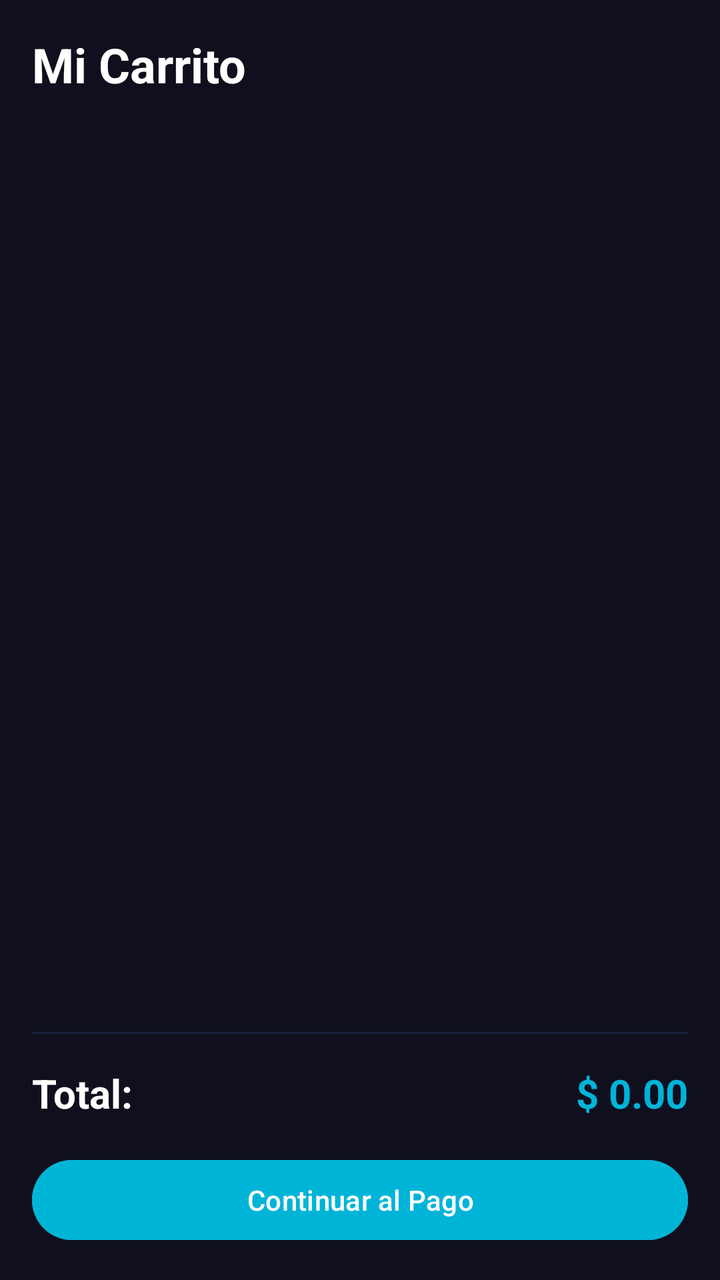
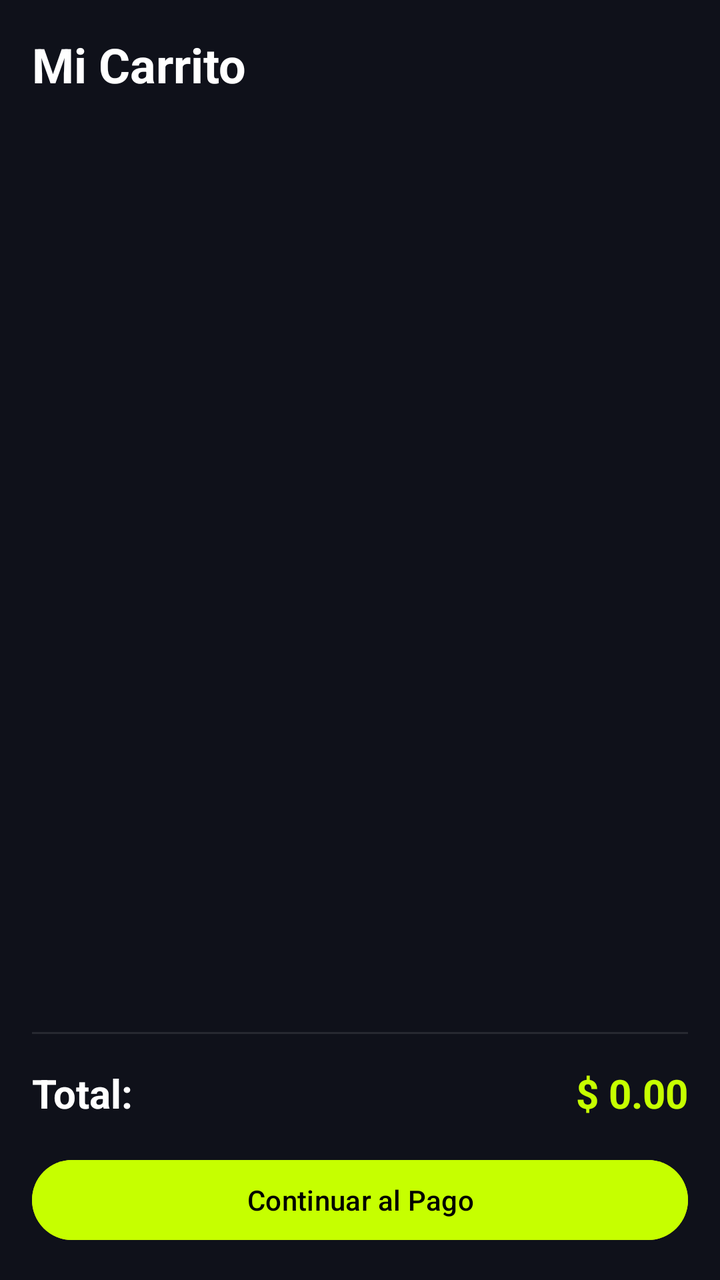

An Android layout rendered at two revisions. The XML below is the earlier revision; the diff shows what the commit changed to produce the second picture.
<!-- AndroidManifest.xml: application theme Theme.VoltCore -->
<!-- res/layout/fragment_cart.xml -->
<?xml version="1.0" encoding="utf-8"?>
<androidx.constraintlayout.widget.ConstraintLayout xmlns:android="http://schemas.android.com/apk/res/android"
    xmlns:app="http://schemas.android.com/apk/res-auto"
    xmlns:tools="http://schemas.android.com/tools"
    android:layout_width="match_parent"
    android:layout_height="match_parent"
    android:background="@color/colorBackground"
    android:padding="16dp">

    <TextView
        android:id="@+id/tvTitle"
        android:layout_width="wrap_content"
        android:layout_height="wrap_content"
        android:text="Mi Carrito"
        android:textColor="@color/white"
        android:textSize="24sp"
        android:textStyle="bold"
        app:layout_constraintStart_toStartOf="parent"
        app:layout_constraintTop_toTopOf="parent" />

    <androidx.recyclerview.widget.RecyclerView
        android:id="@+id/rvCart"
        android:layout_width="0dp"
        android:layout_height="0dp"
        android:layout_marginTop="16dp"
        android:layout_marginBottom="16dp"
        app:layout_constraintBottom_toTopOf="@id/divider"
        app:layout_constraintEnd_toEndOf="parent"
        app:layout_constraintStart_toStartOf="parent"
        app:layout_constraintTop_toBottomOf="@id/tvTitle" />

    <View
        android:id="@+id/divider"
        android:layout_width="match_parent"
        android:layout_height="1dp"
        android:layout_marginBottom="16dp"
        android:background="@color/colorSurface"
        app:layout_constraintBottom_toTopOf="@id/llSummary" />

    <LinearLayout
        android:id="@+id/llSummary"
        android:layout_width="match_parent"
        android:layout_height="wrap_content"
        android:orientation="vertical"
        app:layout_constraintBottom_toBottomOf="parent">

        <LinearLayout
            android:layout_width="match_parent"
            android:layout_height="wrap_content"
            android:orientation="horizontal">

            <TextView
                android:layout_width="0dp"
                android:layout_height="wrap_content"
                android:layout_weight="1"
                android:text="Total:"
                android:textColor="@color/white"
                android:textSize="20sp"
                android:textStyle="bold" />

            <TextView
                android:id="@+id/tvTotal"
                android:layout_width="wrap_content"
                android:layout_height="wrap_content"
                android:text="$ 0.00"
                android:textColor="@color/colorElectricTeal"
                android:textSize="20sp"
                android:textStyle="bold" />
        </LinearLayout>

        <Button
            android:id="@+id/btnGoToCheckout"
            android:layout_width="match_parent"
            android:layout_height="wrap_content"
            android:layout_marginTop="16dp"
            android:text="Continuar al Pago"
            android:backgroundTint="@color/colorElectricTeal" />

    </LinearLayout>

</androidx.constraintlayout.widget.ConstraintLayout>
<!-- resources referenced by this layout -->
<resources>
  <color name="colorBackground">#0F0F1E</color>
  <color name="colorElectricTeal">#00B4D8</color>
  <color name="colorSurface">#16213E</color>
  <color name="white">#FFFFFFFF</color>
  <style name="Theme.VoltCore" parent="Base.Theme.VoltCore" />
  <style name="Base.Theme.VoltCore" parent="Theme.Material3.DayNight.NoActionBar">
          
          <item name="colorPrimary">@color/colorPrimary</item>
          <item name="colorSecondary">@color/colorElectricTeal</item>
          <item name="android:windowBackground">@color/colorBackground</item>
          <item name="colorSurface">@color/colorSurface</item>
          <item name="colorOnSurface">@color/colorOnSurface</item>
      </style>
  <color name="colorPrimary">#1A1A2E</color>
  <color name="colorOnSurface">#FFFFFF</color>
</resources>

<!-- the commit's change to res/layout/fragment_cart.xml (unified diff, before → after) -->
@@ -74,7 +74,8 @@
             android:layout_height="wrap_content"
             android:layout_marginTop="16dp"
             android:text="Continuar al Pago"
-            android:backgroundTint="@color/colorElectricTeal" />
+            android:backgroundTint="@color/volt_primary"
+            android:textColor="@color/black" />
 
     </LinearLayout>
 
<!-- resource entries referenced after the edit -->
@@ -1,19 +1,20 @@
 <!-- resources referenced by this layout -->
 <resources>
-  <color name="colorBackground">#0F0F1E</color>
-  <color name="colorElectricTeal">#00B4D8</color>
-  <color name="colorSurface">#16213E</color>
+  <color name="black">#FF000000</color>
+  <color name="colorBackground">@color/volt_background</color>
+  <color name="colorElectricTeal">@color/volt_primary</color>
+  <color name="colorSurface">@color/glass_surface</color>
+  <color name="volt_primary">#C6FF00</color>
   <color name="white">#FFFFFFFF</color>
   <style name="Theme.VoltCore" parent="Base.Theme.VoltCore" />
+  <color name="volt_background">#0F111A</color>
+  <color name="glass_surface">#1AFFFFFF</color>
   <style name="Base.Theme.VoltCore" parent="Theme.Material3.DayNight.NoActionBar">
           
-          <item name="colorPrimary">@color/colorPrimary</item>
-          <item name="colorSecondary">@color/colorElectricTeal</item>
-          <item name="android:windowBackground">@color/colorBackground</item>
-          <item name="colorSurface">@color/colorSurface</item>
-          <item name="colorOnSurface">@color/colorOnSurface</item>
+          <item name="colorPrimary">@color/volt_primary</item>
+          <item name="android:windowBackground">@color/volt_background</item>
+          <item name="colorSurface">@color/glass_surface</item>
+          <item name="colorOnSurface">@color/white</item>
       </style>
-  <color name="colorPrimary">#1A1A2E</color>
-  <color name="colorOnSurface">#FFFFFF</color>
 </resources>
 
